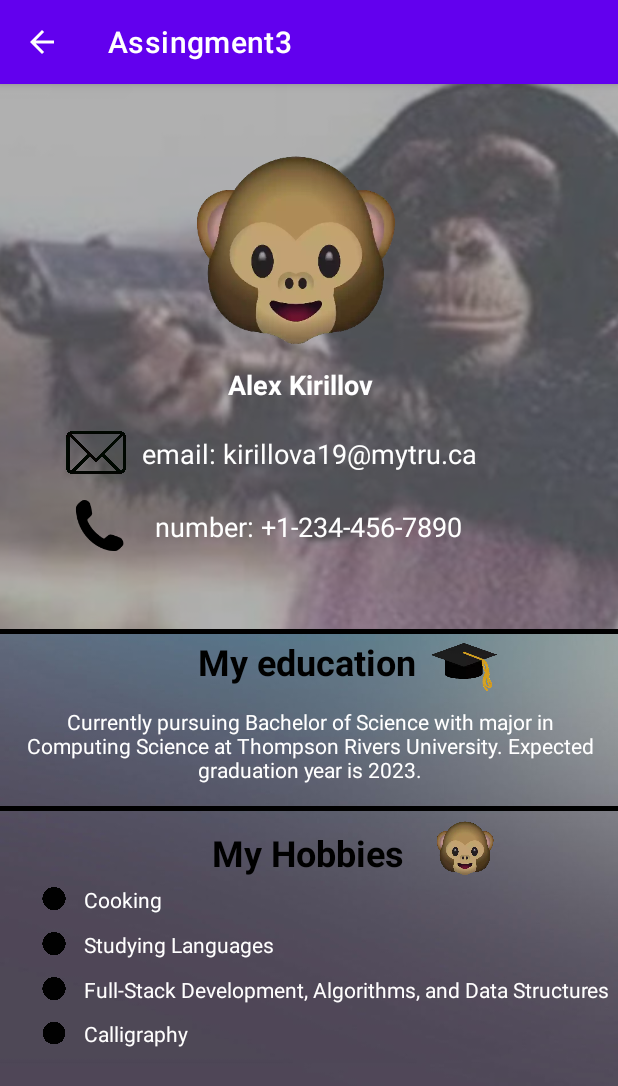
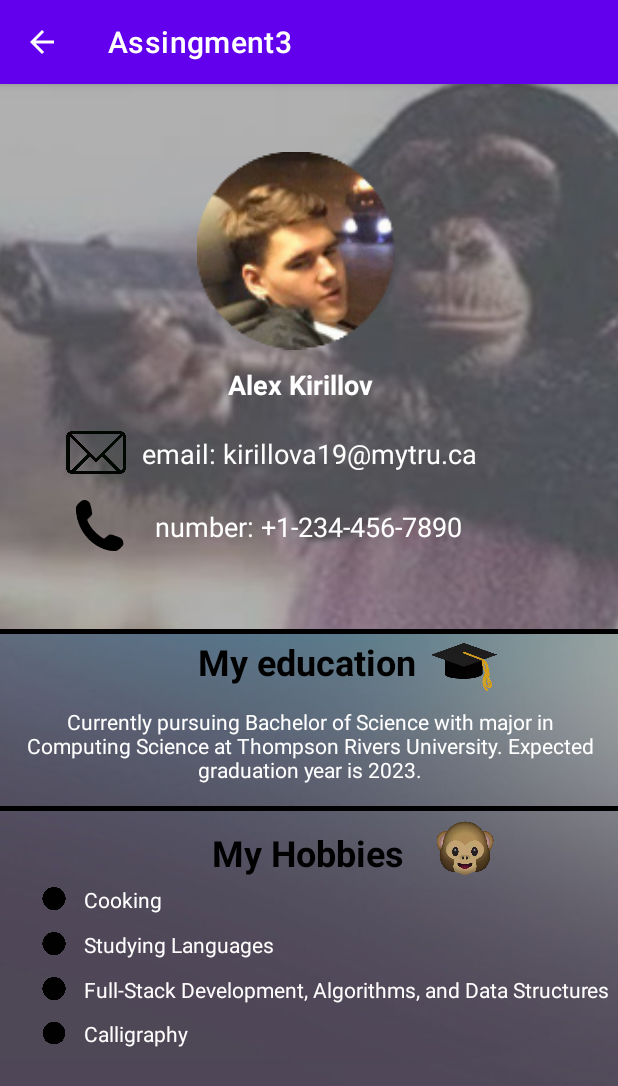
Before and after one commit to TitiMiti/Ass3TeamL, an Android app: the AlexActivity screen opened directly, with no data from a screen before it, on a phone screen of 412 x 824 dp. Shown: the top 1086 px of the screen. Run offline under Robolectric (Android 15) with nearby library versions, the phone set to English and light mode, and no system bars.

Commit message:
Added user Icon to Alex's User Page. DONE.

```diff
--- a/app/src/main/res/layout/activity_alex.xml
+++ b/app/src/main/res/layout/activity_alex.xml
@@ -130,7 +130,7 @@
         app:layout_constraintTop_toTopOf="parent" />
 
     <ImageView
-        android:id="@+id/imageView5"
+        android:id="@+id/userIcon"
         android:layout_width="132dp"
         android:layout_height="222dp"
         android:contentDescription="@string/zhuldyz_image"
@@ -140,7 +140,7 @@
         app:layout_constraintStart_toStartOf="parent"
         app:layout_constraintTop_toTopOf="@+id/image_bg"
         app:layout_constraintVertical_bias="0.0"
-        app:srcCompat="@drawable/monkeyface" />
+        app:srcCompat="@drawable/alex_icon" />
 
     <TextView
         android:id="@+id/name_dp"
@@ -167,7 +167,7 @@
         android:textSize="18sp"
         app:layout_constraintEnd_toEndOf="parent"
         app:layout_constraintStart_toStartOf="parent"
-        app:layout_constraintTop_toBottomOf="@+id/imageView5" />
+        app:layout_constraintTop_toBottomOf="@+id/userIcon" />
 
     <TextView
         android:id="@+id/number"
--- a/app/src/main/res/layout/activity_zhuldyz.xml
+++ b/app/src/main/res/layout/activity_zhuldyz.xml
@@ -81,7 +81,7 @@
         app:srcCompat="@drawable/case_study_background_jenzabar_final" />
 
     <ImageView
-        android:id="@+id/imageView5"
+        android:id="@+id/userIcon"
         android:layout_width="132dp"
         android:layout_height="222dp"
         android:contentDescription="@string/zhuldyz_image"
@@ -119,7 +119,7 @@
         app:layout_constraintEnd_toEndOf="parent"
         app:layout_constraintHorizontal_bias="0.497"
         app:layout_constraintStart_toStartOf="parent"
-        app:layout_constraintTop_toBottomOf="@+id/imageView5" />
+        app:layout_constraintTop_toBottomOf="@+id/userIcon" />
 
     <TextView
         android:id="@+id/number"
```
Also changed, not shown: app/src/main/res/drawable-xxhdpi/alex_icon.jpg (added).
